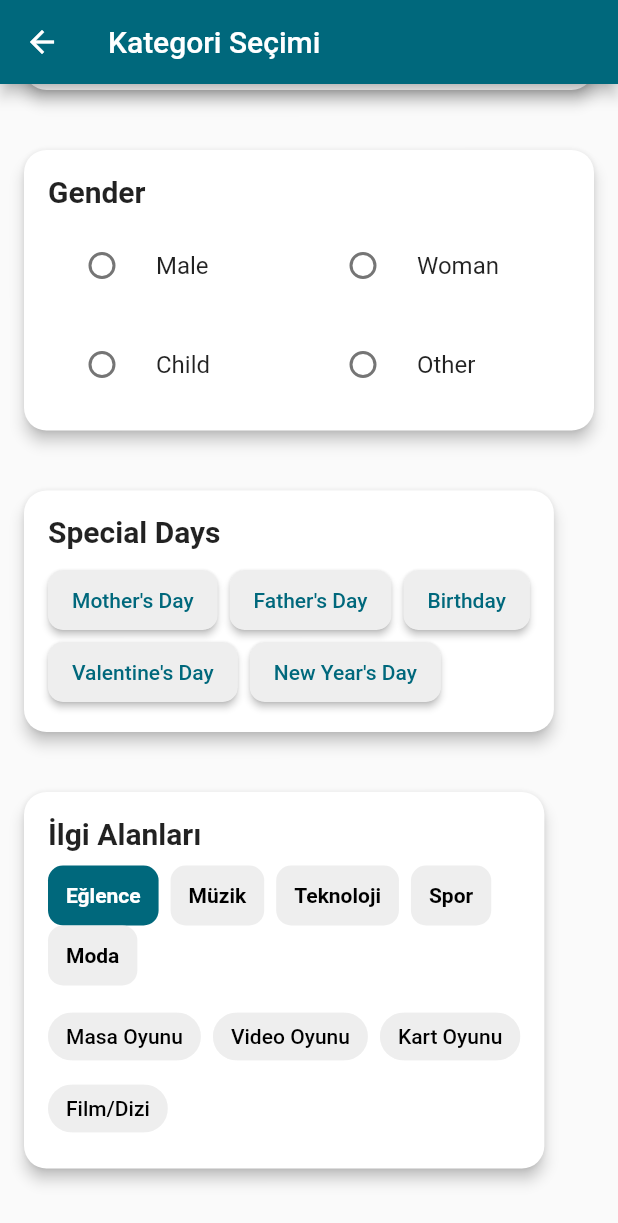
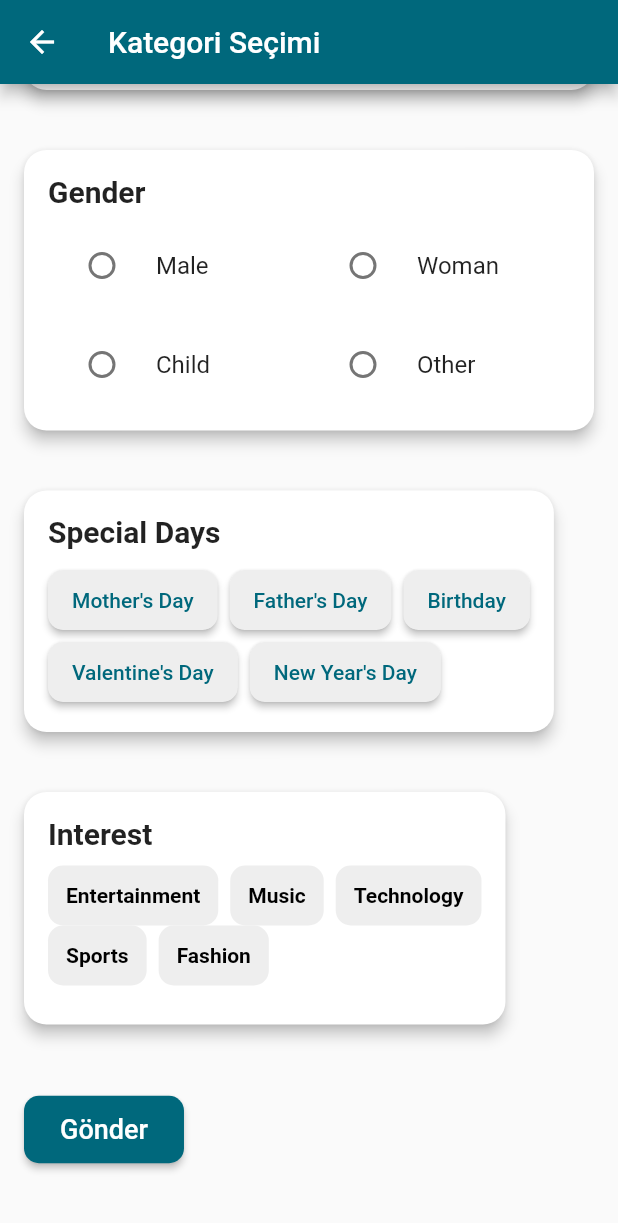
Before and after one commit to EmreMecf/GiftBox-Version-2.0, a Flutter app: the CategorySelectionScreen screen opened by its route, scrolled down 325 dp, on a phone screen of 412 x 824 dp. Shown: the top 1223 px of the screen. Run offline on Flutter 3.47's test engine with Material 2 defaults, Android fonts, the phone set to English and light mode, and no system bars; our stand-ins replace cloud_firestore, dio, firebase_auth, firebase_core, firebase_storage, flutter_dotenv and 10 more; accounts and stored records are empty; generated files the repository leaves out were written again.

Commit message:
interst leangue bug fix permission bug fix

```diff
--- a/lib/core/translations/l10n/app_en.arb
+++ b/lib/core/translations/l10n/app_en.arb
@@ -6,7 +6,6 @@
   "nav_bar_home_label": "Home",
   "login_screen_welcome_label": "Welcome",
   "login_screen_slogan_label":"It's up to you not to take your gift from us.",
-
   "home_promo_cart_heading": "Find a Gift with Mind Box",
   "home_promo_cart_title": "Are you indecisive about choosing a gift? MindBox helps you find the perfect gifts for your loved ones that match their interests, hobbies, and personality in seconds.",
   "nav_bar_calender_label": "Calender",
@@ -81,10 +80,23 @@
     "interest_ai": "Artificial Intelligence",
     "interest_programming": "Programming",
     "interest_hardware": "Hardware",
+    "interest_phone": "Phone",
+    "interest_computer": "Computer",
+    "interest_drone": "Drone",
+    "interest_smart_watch": "Smart Watch",
     "interest_football": "Football",
     "interest_basketball": "Basketball",
     "interest_swimming": "Swimming",
+    "interest_volleyball": "Volleyball",
+    "interest_running": "Running",
+    "interest_table_tennis": "Table Tennis",
     "interest_clothing": "Clothing",
     "interest_shoes": "Shoes",
-  "interest_accessories": "Accessories"
+    "interest_accessories": "Accessories",
+    "interest_tshirt": "Tshirt",
+    "interest_shirt": "Shirt",
+    "interest_sweatpants": "Sweatpants",
+    "interest_pants": "Pants",
+    "interest_tie": "Tie",
+    "interest_watch": "Watch"
 }
--- a/lib/core/translations/l10n/app_tr.arb
+++ b/lib/core/translations/l10n/app_tr.arb
@@ -80,10 +80,23 @@
     "interest_ai": "Yapay Zeka",
     "interest_programming": "Programlama",
     "interest_hardware": "Donanım",
+    "interest_phone": "Telefon",
+    "interest_computer": "Bilgisayar",
+    "interest_drone": "Drone",
+    "interest_smart_watch": "Akıllı Saat",
     "interest_football": "Futbol",
     "interest_basketball": "Basketbol",
     "interest_swimming": "Yüzme",
+    "interest_volleyball": "Voleybol",
+    "interest_running": "Koşu",
+    "interest_table_tennis": "Masa Tenisi",
     "interest_clothing": "Giyim",
     "interest_shoes": "Ayakkabı",
-  "interest_accessories": "Aksesuar"
+    "interest_accessories": "Aksesuar",
+    "interest_tshirt": "Tshirt",
+    "interest_shirt": "Gömlek",
+    "interest_sweatpants": "Eşofman",
+    "interest_pants": "Pantolon",
+    "interest_tie": "Kravat",
+    "interest_watch": "Saat"
 }
--- a/lib/features/categoryselection/interests_section.dart
+++ b/lib/features/categoryselection/interests_section.dart
@@ -1,4 +1,5 @@
 import 'package:flutter/material.dart';
+import 'package:flutter_gen/gen_l10n/app_localizations.dart';
 
 class InterestsSection extends StatelessWidget {
   final String selectedCategory;
@@ -14,17 +15,58 @@ class InterestsSection extends StatelessWidget {
     required this.onInterestToggled,
   }) : super(key: key);
 
-  final Map<String, List<String>> _categoryInterests = const {
-    'Eğlence': ['Masa Oyunu', 'Video Oyunu', 'Kart Oyunu', 'Film/Dizi'],
-    'Müzik': ['Gitar', 'Davul', 'Plak', 'Rap', 'Pop'],
-    'Teknoloji': ['Yapay Zeka', 'Programlama', 'Donanım'],
-    'Spor': ['Futbol', 'Basketbol', 'Yüzme'],
-    'Moda': ['Giyim', 'Ayakkabı', 'Aksesuar'],
-  };
+  // Kategorileri ve ilgi alanlarını AppLocalizations ile alma
+  Map<String, List<String>> getCategoryInterests(AppLocalizations locale) {
+    return {
+      locale.category_entertainment: [
+        locale.interest_board_game,
+        locale.interest_video_game,
+        locale.interest_card_game,
+        locale.interest_movies,
+      ],
+      locale.category_music: [
+        locale.interest_guitar,
+        locale.interest_drum,
+        locale.interest_vinyl,
+        locale.interest_rap,
+        locale.interest_pop,
+      ],
+      locale.category_technology: [
+        locale.interest_ai,
+        locale.interest_programming,
+        locale.interest_hardware,
+        locale.interest_phone,
+        locale.interest_computer,
+        locale.interest_drone,
+        locale.interest_smart_watch,
+      ],
+      locale.category_sports: [
+        locale.interest_football,
+        locale.interest_basketball,
+        locale.interest_swimming,
+        locale.interest_volleyball,
+        locale.interest_running,
+        locale.interest_table_tennis,
+      ],
+      locale.category_fashion: [
+        locale.interest_clothing,
+        locale.interest_shoes,
+        locale.interest_accessories,
+        locale.interest_tshirt,
+        locale.interest_shirt,
+        locale.interest_sweatpants,
+        locale.interest_pants,
+        locale.interest_tie,
+        locale.interest_watch,
+      ],
+    };
+  }
 
   @override
   Widget build(BuildContext context) {
     final theme = Theme.of(context);
+    final locale = AppLocalizations.of(context)!;
+    final categoryInterests = getCategoryInterests(locale);
 
     return Card(
       elevation: 4,
@@ -36,14 +78,14 @@ class InterestsSection extends StatelessWidget {
           crossAxisAlignment: CrossAxisAlignment.start,
           children: [
             Text(
-              'İlgi Alanları',
-              style: theme.textTheme.headline6
+              locale.category_interest_heading,
+              style: theme.textTheme.titleLarge
                   ?.copyWith(fontWeight: FontWeight.bold),
             ),
             const SizedBox(height: 10),
             Wrap(
               spacing: 8,
-              children: _categoryInterests.keys.map((category) {
+              children: categoryInterests.keys.map((category) {
                 return GestureDetector(
                   onTap: () => onCategoryChanged(category),
                   child: Container(
@@ -70,7 +112,8 @@ class InterestsSection extends StatelessWidget {
             const SizedBox(height: 10),
             Wrap(
               spacing: 8,
-              children: _categoryInterests[selectedCategory]!.map((interest) {
+              children:
+                  (categoryInterests[selectedCategory] ?? []).map((interest) {
                 return FilterChip(
                   label: Text(
                     interest,
--- a/lib/viewmodel/sign_in_view_model.dart
+++ b/lib/viewmodel/sign_in_view_model.dart
@@ -37,8 +37,6 @@ class SignInViewModel with ChangeNotifier {
     if (result is Success) {
       _errorMessage = null;
       await FirebaseAuth.instance.currentUser?.reload();
-
-      // Kullanıcı durumunu güncelledikten sonra yeniden kontrol et
       if (FirebaseAuth.instance.currentUser != null) {
         print('Navigating to home...');
         _navigationService.goHome();
```
Also changed, not shown: 1 other file. Lines whose indentation alone changed are shown as unchanged.
